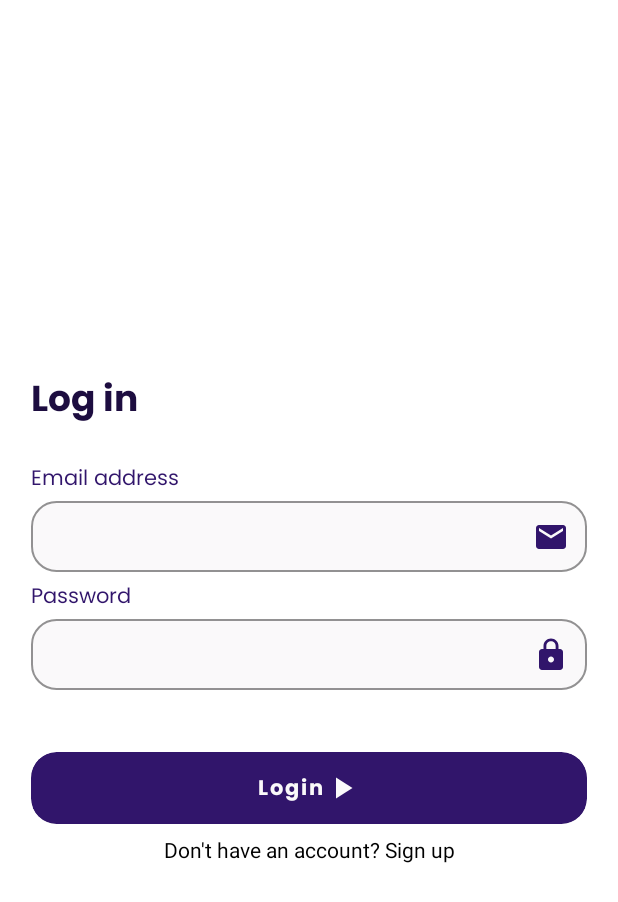
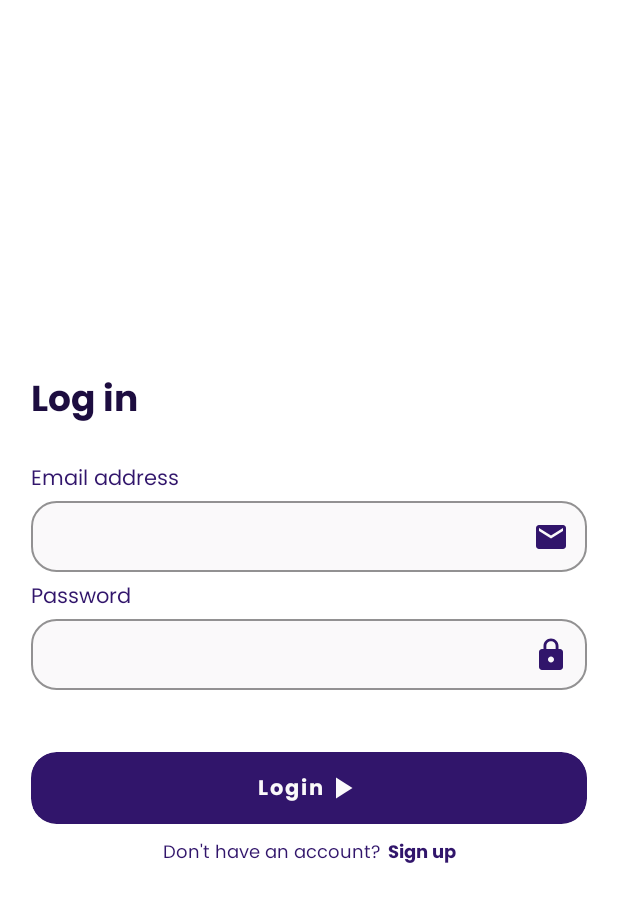
Before and after one commit to DubskySteam/OurStars, an Android app built with Jetpack Compose: the screen it shows after launch (MainActivity), after a tap on "Log in", on a phone screen of 412 x 824 dp. Shown: the top 902 px of the screen. Run offline under Robolectric (Android 15) with nearby library versions, the phone set to English and light mode, and no system bars.

Commit message:
added custom modifier to TextCustom constructor

```diff
--- a/Android/app/src/main/java/dev/dubsky/ourstars/android/composables/text/TextCustom.kt
+++ b/Android/app/src/main/java/dev/dubsky/ourstars/android/composables/text/TextCustom.kt
@@ -1,13 +1,28 @@
 package dev.dubsky.ourstars.android.composables.text
 
+import androidx.compose.foundation.clickable
 import androidx.compose.material.Text
 import androidx.compose.runtime.Composable
+import androidx.compose.ui.Modifier
 import androidx.compose.ui.graphics.Color
 import androidx.compose.ui.text.font.FontWeight
 import androidx.compose.ui.unit.TextUnit
 import dev.dubsky.ourstars.android.ui.theme.Poppins
 
 @Composable
-fun TextCustom(text: String, color: Color, size: TextUnit, fontWeight: FontWeight? = FontWeight.Normal) {
-    Text(text, fontSize = size, color = color, fontWeight = fontWeight, fontFamily = Poppins)
+fun TextCustom(
+    text: String,
+    color: Color,
+    size: TextUnit,
+    fontWeight: FontWeight? = FontWeight.Normal,
+    modifier: Modifier
+) {
+    Text(
+        text,
+        fontSize = size,
+        color = color,
+        fontWeight = fontWeight,
+        fontFamily = Poppins,
+        modifier = modifier
+    )
 }
--- a/Android/app/src/main/java/dev/dubsky/ourstars/android/screens/open/DailyDonationScreen.kt
+++ b/Android/app/src/main/java/dev/dubsky/ourstars/android/screens/open/DailyDonationScreen.kt
@@ -88,7 +88,7 @@ fun DailyDonationScreen(
                     modifier = Modifier
                         .padding(vertical = 30.dp)
                 ) {
-                    TextCustom("Daily donation", Primary15, 20.sp)
+                    TextCustom("Daily donation", Primary15, 20.sp, modifier = Modifier)
                     TextGeneral("Select your star", Primary40)
                 }
                 Row(
--- a/Android/app/src/main/java/dev/dubsky/ourstars/android/screens/open/LoginScreen.kt
+++ b/Android/app/src/main/java/dev/dubsky/ourstars/android/screens/open/LoginScreen.kt
@@ -1,5 +1,6 @@
 package dev.dubsky.ourstars.android.screens.open
 
+import androidx.compose.foundation.clickable
 import androidx.compose.foundation.layout.*
 import androidx.compose.material.Text
 import androidx.compose.material.icons.Icons
@@ -19,6 +20,7 @@ import androidx.navigation.NavController
 import androidx.navigation.compose.rememberNavController
 import dev.dubsky.ourstars.android.composables.textfield.TextFieldDefault
 import dev.dubsky.ourstars.android.composables.buttons.FullWidth
+import dev.dubsky.ourstars.android.composables.text.TextCustom
 import dev.dubsky.ourstars.android.composables.text.TextGeneral
 import dev.dubsky.ourstars.android.screens.ScreenRoutes
 import dev.dubsky.ourstars.android.ui.theme.Poppins
@@ -61,7 +63,22 @@ fun LoginScreen(
                 modifier = Modifier.absolutePadding(0.dp, 35.dp, 0.dp, 0.dp)
             ) {
                 FullWidth("Login", 14.sp) { }
-                Text("Don't have an account? Sign up")
+                Row(
+                    horizontalArrangement = Arrangement.spacedBy(5.dp)
+                ) {
+                    TextCustom(
+                        "Don't have an account?",
+                        Primary25, 12.sp,
+                        FontWeight.Normal,
+                        Modifier
+                    )
+                    TextCustom(
+                        "Sign up",
+                        Primary25, 12.sp,
+                        FontWeight.Bold,
+                        Modifier.clickable { navController.navigate(ScreenRoutes.Signup.route) }
+                    )
+                }
             }
         }
     }
```
